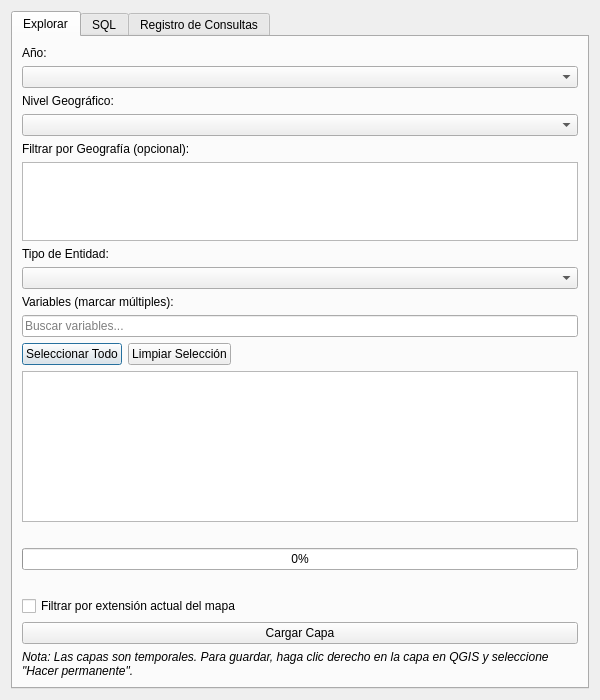
First picture: the form in dialog.ui, repository nlebovits/censo-argentino-qgis, before the edit.
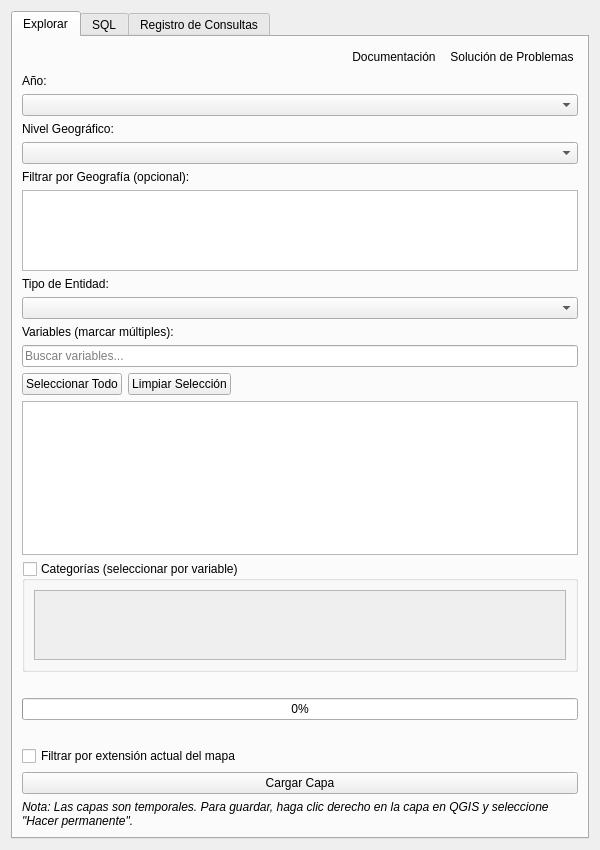
Second picture: the form after the edit.

Commit message: Expansión de categorías y corrección de producto cartesiano

```diff
--- a/dialog.ui
+++ b/dialog.ui
@@ -7,13 +7,13 @@
     <x>0</x>
     <y>0</y>
     <width>600</width>
-    <height>700</height>
+    <height>850</height>
    </rect>
   </property>
   <property name="minimumSize">
    <size>
     <width>500</width>
-    <height>600</height>
+    <height>750</height>
    </size>
   </property>
   <property name="windowTitle">
@@ -32,6 +32,49 @@
        <string>Explorar</string>
       </attribute>
       <layout class="QVBoxLayout" name="verticalLayout_2">
+       <item>
+        <layout class="QHBoxLayout" name="horizontalLayout_docs">
+         <item>
+          <spacer name="horizontalSpacer_docs">
+           <property name="orientation">
+            <enum>Qt::Horizontal</enum>
+           </property>
+           <property name="sizeHint" stdset="0">
+            <size>
+             <width>40</width>
+             <height>20</height>
+            </size>
+           </property>
+          </spacer>
+         </item>
+         <item>
+          <widget class="QPushButton" name="btnDocs">
+           <property name="text">
+            <string>Documentación</string>
+           </property>
+           <property name="toolTip">
+            <string>Abrir la documentación completa en el navegador</string>
+           </property>
+           <property name="flat">
+            <bool>true</bool>
+           </property>
+          </widget>
+         </item>
+         <item>
+          <widget class="QPushButton" name="btnTroubleshooting">
+           <property name="text">
+            <string>Solución de Problemas</string>
+           </property>
+           <property name="toolTip">
+            <string>Ver soluciones a problemas comunes (dependencias, errores, etc.)</string>
+           </property>
+           <property name="flat">
+            <bool>true</bool>
+           </property>
+          </widget>
+         </item>
+        </layout>
+       </item>
        <item>
         <widget class="QLabel" name="label">
          <property name="text">
@@ -135,6 +178,51 @@
          <property name="selectionMode">
           <enum>QAbstractItemView::NoSelection</enum>
          </property>
+         <property name="toolTip">
+          <string>Marque una o más variables. Cada variable con categorías generará múltiples columnas</string>
+         </property>
+        </widget>
+       </item>
+       <item>
+        <widget class="QGroupBox" name="groupBoxCategories">
+         <property name="title">
+          <string>Categorías (seleccionar por variable)</string>
+         </property>
+         <property name="checkable">
+          <bool>true</bool>
+         </property>
+         <property name="checked">
+          <bool>false</bool>
+         </property>
+         <property name="toolTip">
+          <string>Active para filtrar categorías específicas. Por defecto se incluyen todas las categorías</string>
+         </property>
+         <layout class="QVBoxLayout" name="verticalLayout_categories">
+          <item>
+           <widget class="QScrollArea" name="scrollAreaCategories">
+            <property name="maximumSize">
+             <size>
+              <width>16777215</width>
+              <height>250</height>
+             </size>
+            </property>
+            <property name="widgetResizable">
+             <bool>true</bool>
+            </property>
+            <widget class="QWidget" name="scrollAreaWidgetContents">
+             <property name="geometry">
+              <rect>
+               <x>0</x>
+               <y>0</y>
+               <width>550</width>
+               <height>248</height>
+              </rect>
+             </property>
+             <layout class="QVBoxLayout" name="layoutCategories"/>
+            </widget>
+           </widget>
+          </item>
+         </layout>
         </widget>
        </item>
        <item>
```
Left out of the diff: 36 changed lines with no effect on the pictures. The commit also changes 14 other files.
